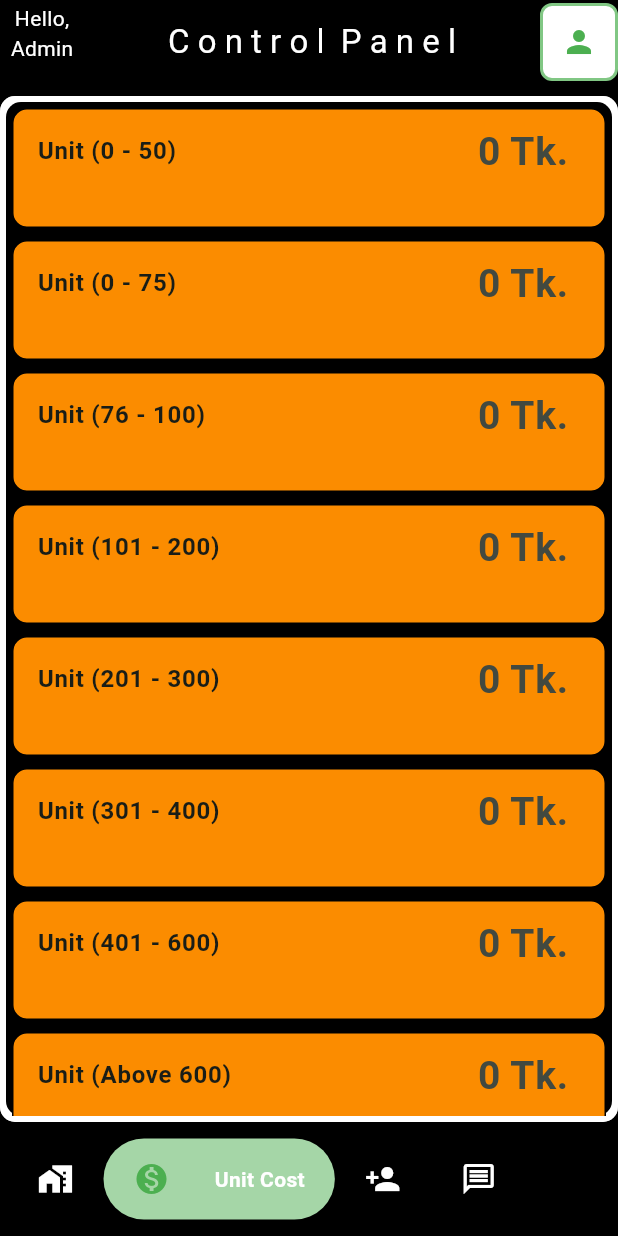
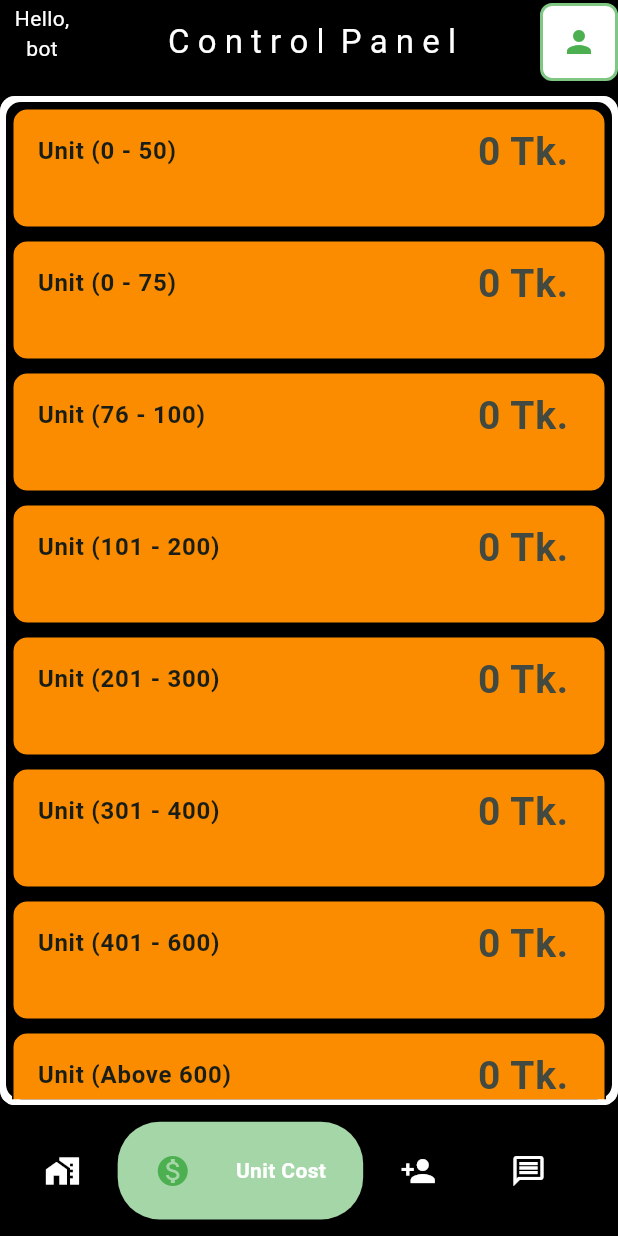
Before and after one commit to Mangoo0110/BiddyutBill, a Flutter app: the AdminHome screen opened by its route, swiped to page 2, on a phone screen of 412 x 824 dp. Run offline on Flutter 3.47's test engine with Material 2 defaults, Android fonts, the phone set to English and light mode, and no system bars; drawn by our look-alikes of google_nav_bar; our stand-ins replace fluttertoast, hive, shared_preferences; accounts and stored records are empty.

Commit message:
nothing much

```diff
--- a/lib/admin_info/adminModel.dart
+++ b/lib/admin_info/adminModel.dart
@@ -3,27 +3,31 @@ import 'dart:convert';
 class Admin{
   final String  id;
   final String email;
-  final String fullname;
+  final String password;
+  final String fullName ;
 
   Admin(
         {
         required this.id,
         required this.email,
-        required this.fullname,
+        required this.fullName,
+        required this.password
       }
       );
 
   factory Admin.fromJson(Map<String,dynamic> json) =>Admin(
       id: json["varsityID"],
+      password:  json["password"],
       email: json["email"],
-      fullname: json["fullName"],
+      fullName: json["fullName"],
   );
 
   Map<String,dynamic>toJson()=>
       {
         "varsityID" : id,
+        "password" : password,
         "email" : email,
-        "fullName" : fullname,
+        "fullName" : fullName,
       };
 
 
--- a/lib/admin_panel/admin_Dashboard.dart
+++ b/lib/admin_panel/admin_Dashboard.dart
@@ -1,71 +1,56 @@
 import 'dart:async';
-import 'dart:convert';
 
 import 'package:e_bill/admin_info/adminModel.dart';
-import 'package:e_bill/api_connection/api_connection.dart';
-import 'package:e_bill/constants/routes.dart';
-import 'package:e_bill/house_model/houseCRUDs.dart';
+import 'package:e_bill/admin_panel/houseTab/allhouseView.dart';
+import 'package:e_bill/admin_panel/unitCostTab/unitCostView.dart';
 import 'package:flutter/material.dart';
 import 'package:google_nav_bar/google_nav_bar.dart';
-import 'package:http/http.dart' as http;
-import '../house_model/house.dart';
 import 'package:e_bill/admin_info/adminPreferences.dart';
+
 class AdminHome extends StatefulWidget {
+
   const AdminHome({super.key});
 
   @override
-  State<AdminHome> createState() => _AdminHomeState();
+  State<AdminHome> createState() => AdminHomeState();
 }
 
-class _AdminHomeState extends State<AdminHome> {
+class AdminHomeState extends State<AdminHome> {
 
-  //late final Admin currentAdmin;
   final PageController _pageController = PageController();
-   int _index=0;
-   final StreamController _allHouseStreamController = StreamController.broadcast();
-   List<House>allHouses=[];
-
-   @override
-  void initState() {
-    // TODO: implement initState
-     Timer.periodic(const Duration(seconds: 1), (timer) {
-       getAllHouses();
-       //currentAdmin = getCurrentAdmin();
-     });
-     //_allHouseStreamController  = StreamController.broadcast();
-    super.initState();
-  }
+  int _index = 0;
   @override
   void dispose() {
-    // TODO: implement dispose
-    _allHouseStreamController;
     super.dispose();
   }
 
-  getCurrentAdmin() async{
-     return await CurrrentAdmin.getCurrentAdmin();
-  }
 
-   Future getAllHouses() async{
-     allHouses = await HouseStorage().fetchAllHouses();
-     _allHouseStreamController.sink.add(allHouses);
-   }
 
   @override
   Widget build(BuildContext context) {
     Size size = MediaQuery.of(context).size;
-    //String adminId = currentAdmin!.id;
-    return Scaffold(
+    String adminName = "bot";
+    return  Scaffold(
                 backgroundColor: Colors.black,
                 appBar: AppBar(
-        title: const Center(child:  Text("C o n t r o l  P a n e l",style: TextStyle(color: Colors.white),)),
+                  title: const Center(
+                      child: Text(
+                    "C o n t r o l  P a n e l",
+                    style: TextStyle(color: Colors.white),
+                  )),
                   backgroundColor: Colors.black,
                   leading: Padding(
                     padding: const EdgeInsets.all(2.0),
-          child: const Column(
+                    child: Column(
                       children: [
-              Text("Hello,",style: TextStyle(color: Colors.white),),
-              Text("Admin",style: TextStyle(color: Colors.white),),
+                        const Text(
+                          "Hello,",
+                          style: TextStyle(color: Colors.white),
+                        ),
+                        Text(
+                          adminName,
+                          style: const TextStyle(color: Colors.white),
+                        ),
                       ],
                     ),
                   ),
@@ -73,15 +58,16 @@ class _AdminHomeState extends State<AdminHome> {
                     Container(
                       decoration: BoxDecoration(
                         borderRadius: BorderRadius.circular(8),
-              border: Border.all(
-                color: Colors.green.shade300,
-                width: 2
-              ),
+                        border:
+                            Border.all(color: Colors.green.shade300, width: 2),
                         color: Colors.white,
                       ),
                       child: IconButton(
-              icon: const Icon(Icons.person,color: Colors.green,),
-             onPressed: (){},
+                        icon: const Icon(
+                          Icons.person,
+                          color: Colors.green,
+                        ),
+                        onPressed: () {},
                       ),
                     )
                   ],
@@ -91,19 +77,16 @@ class _AdminHomeState extends State<AdminHome> {
                   child: PageView.builder(
                     itemCount: 4,
                     controller: _pageController,
-          onPageChanged: (page){
+                    onPageChanged: (page) {
                       setState(() {
                         _index = page;
                       });
                     },
-          itemBuilder: (context,page){
+                    itemBuilder: (context, page) {
                       print(page);
                       return Container(
                         decoration: BoxDecoration(
-                border: Border.all(
-                  width: 4,
-                  color: Colors.white70
-                ),
+                          border: Border.all(width: 4, color: Colors.white70),
                           borderRadius: BorderRadius.circular(10),
                           color: Colors.white,
                         ),
@@ -131,17 +114,20 @@ class _AdminHomeState extends State<AdminHome> {
                           backgroundColor: Colors.transparent,
                           tabBackgroundColor: Colors.green.shade200,
                           //padding: const EdgeInsets.all(19),
-                tabBorderRadius: 28 ,
+                          tabBorderRadius: 28,
                           selectedIndex: _index,
-                textStyle: const TextStyle(fontWeight: FontWeight.bold,color: Colors.white),
-                tabs: const [
+                          textStyle: const TextStyle(
+                              fontWeight: FontWeight.bold, color: Colors.white),
+                          tabs: [
                             GButton(
                               icon: Icons.home_work,
                               text: "Houses",
                               textColor: Colors.white,
                               iconActiveColor: Colors.green,
                               iconColor: Colors.white,
-                    padding: EdgeInsets.symmetric(horizontal: 20,vertical: 15),
+                              padding: EdgeInsets.symmetric(
+                                  horizontal: size.width * .060,
+                                  vertical: size.height * 0.025),
                             ),
                             GButton(
                               icon: Icons.monetization_on,
@@ -149,27 +135,34 @@ class _AdminHomeState extends State<AdminHome> {
                               textColor: Colors.white,
                               iconActiveColor: Colors.green,
                               iconColor: Colors.white,
-                    padding: EdgeInsets.symmetric(horizontal: 20,vertical: 15),                  ),
+                              padding: EdgeInsets.symmetric(
+                                  horizontal: size.width * .060,
+                                  vertical: size.height * 0.025),
+                            ),
                             GButton(
                               icon: Icons.person_add,
                               text: "Add User",
                               textColor: Colors.white,
                               iconActiveColor: Colors.green,
                               iconColor: Colors.white,
-                    padding: EdgeInsets.symmetric(horizontal: 20,vertical: 15),                  ),
+                              padding: EdgeInsets.symmetric(
+                                  horizontal: size.width * .060,
+                                  vertical: size.height * 0.025),
+                            ),
                             GButton(
                               icon: Icons.message_outlined,
                               text: "Complains",
                               textColor: Colors.white,
                               iconActiveColor: Colors.green,
                               iconColor: Colors.white,
-                    padding: EdgeInsets.symmetric(horizontal: 20,vertical: 15),                  ),
-
+                              padding: EdgeInsets.symmetric(
+                                  horizontal: size.width * .060,
+                                  vertical: size.height * 0.025),
+                            ),
                           ],
-                onTabChange: (index){
+                          onTabChange: (index) {
                             setState(() {
                               _index = index;
-
                             });
                             _pageController.jumpToPage(index);
                           },
@@ -178,145 +171,11 @@ class _AdminHomeState extends State<AdminHome> {
                     ),
                   ),
                 ),
-
-    );
-  }
-  Widget unitCost(BuildContext context){
-  TextEditingController phase1 = TextEditingController();
-  TextEditingController phase2 = TextEditingController();
-  TextEditingController phase3 = TextEditingController();
-  TextEditingController phase4 = TextEditingController();
-  TextEditingController phase5 = TextEditingController();
-  TextEditingController phase6 = TextEditingController();
-  Size size = MediaQuery.of(context).size;
-  final labelFontHeight = size.height * 0.06;
-  final labelFontWidth = size.width * 0.05;
-  final unitPricePhases = <String>{
-    "Unit (0 - 50) ",
-    "Unit (0 - 75) ",
-    "Unit (76 - 100) ",
-    "Unit (101 - 200) ",
-    "Unit (201 - 300) ",
-    "Unit (301 - 400) ",
-    "Unit (401 - 600) ",
-    "Unit (Above 600)"
-  };
-
-  return Material(
-    borderRadius: BorderRadius.circular(10),
-    color: Colors.black,
-
-    child: ListView.builder(
-      itemCount: unitPricePhases.length,
-        itemBuilder: (context,index){
-        return Padding(
-          padding: const EdgeInsets.symmetric(vertical: 4,horizontal: 4),
-          child: Container(
-            decoration: BoxDecoration(
-              borderRadius: BorderRadius.circular(20),
-            ),
-            height: 80,
-            child: ListTile(
-              shape: RoundedRectangleBorder(
-                side: const BorderSide(width: 1),
-                borderRadius: BorderRadius.circular(10),
-              ),
-              title: Text(unitPricePhases.elementAt(index),style: const TextStyle(fontWeight: FontWeight.bold),),
-              trailing: const Text("0 Tk.",style: TextStyle(fontWeight: FontWeight.bold, fontSize: 26),),
-              tileColor: Colors.orange.shade600,
-              selectedTileColor: Colors.green,
-            ),
-          ),
-        );
-        }
-    ),
-  );
-}
-
-  Widget houseView(BuildContext context) {
-    Size size = MediaQuery
-        .of(context)
-        .size;
-    return Scaffold(
-      floatingActionButton: Container(
-        decoration: BoxDecoration(
-          borderRadius: BorderRadius.circular(15),
-          color: Colors.green.shade200,
-        ),
-        // width: size.width * 0.2,
-        // height: size.height * 0.08,
-        child: IconButton(
-          icon: const Icon(Icons.add_home_work_rounded),
-          iconSize: 50,
-          color: Colors.green,
-          onPressed: (){
-            Navigator.pushNamed(context, addHouseRoute);
-          },
-        ),
-      ),
-      body: Container(
-        decoration:  const BoxDecoration(
-            color: Colors.black87
-        ),
-        child: Padding(
-          padding: const EdgeInsets.all(4.0),
-          child: StreamBuilder(
-            stream: _allHouseStreamController.stream,
-            builder: (context,snapshot){
-              switch(snapshot.connectionState) {
-                case ConnectionState.waiting:
-                  return const Center(child:  CircularProgressIndicator(),);
-                case ConnectionState.active:
-                  if(snapshot.hasData) {
-                    final allHouses = snapshot.data as List<House>;
-                    return GridView.builder(
-                        gridDelegate: const SliverGridDelegateWithMaxCrossAxisExtent(
-                          maxCrossAxisExtent: 170,
-                          childAspectRatio: 4/3,
-                          crossAxisSpacing: 10,
-                          mainAxisSpacing: 10,
-                        ),
-                        itemCount: allHouses.length,
-                        itemBuilder:(_,index){
-                          House thisHouse = allHouses[index];
-                          var building = thisHouse.buildingName;
-                          var houseNo = thisHouse.houseNo;
-                          var assignedUserID = thisHouse.assignedUserID;
-                          return Container(
-                            decoration: BoxDecoration(
-                              borderRadius: BorderRadius.circular(12),
-                              color: (assignedUserID=="")?Colors.grey : Colors.green,
-                            ),
-                            child: Padding(
-                              padding: EdgeInsets.symmetric(vertical: 20),
-                              child: SingleChildScrollView(
-                                child: Column(
-                                  children: [
-                                    Text("Building : $building",style: const TextStyle(color: Colors.white,fontWeight: FontWeight.bold,fontSize: 12),),
-                                    Text("House No : $houseNo",style: const TextStyle(color: Colors.white,fontWeight: FontWeight.bold,fontSize: 12),),
-                                  ],
-                                ),
-                              ),
-                            ),
-                          );
-                        }
-                    );
-                  }
-                  else{
-                    return const Center(child:  CircularProgressIndicator(),);
-                  }
-                default:
-                  return const Center(child:  CircularProgressIndicator(),);
-              }
-            },
-          ),
-        ),
-      ),
-    );
-  }
+              );}
 
 
-  Widget addUser(BuildContext context){
+
+  Widget addUser(BuildContext context) {
     return Container(
       decoration: BoxDecoration(
         borderRadius: BorderRadius.circular(10),
@@ -324,7 +183,8 @@ class _AdminHomeState extends State<AdminHome> {
       ),
     );
   }
-  Widget userComplains(BuildContext context){
+
+  Widget userComplains(BuildContext context) {
     return Container(
       decoration: BoxDecoration(
         borderRadius: BorderRadius.circular(10),
@@ -332,11 +192,13 @@ class _AdminHomeState extends State<AdminHome> {
       ),
     );
   }
-  Widget chooseBot(BuildContext context, int pageIndex){
-    if(pageIndex==0)return houseView(context);
-    if(pageIndex==1) return unitCost(context);
-    if(pageIndex==2)return addUser(context);
-    else return userComplains(context);
 
+  Widget chooseBot(BuildContext context, int pageIndex) {
+    if (pageIndex == 0) return const AllHouseView();
+    if (pageIndex == 1) return const UnitCostView();
+    if (pageIndex == 2)
+      return addUser(context);
+    else
+      return userComplains(context);
   }
 }
--- a/lib/admin_panel/addHouse.dart
+++ b/lib/admin_panel/houseTab/addHouse.dart
@@ -2,7 +2,6 @@
 import 'dart:convert';
 
 import 'package:e_bill/api_connection/api_connection.dart';
-import 'package:flutter/foundation.dart';
 import 'package:flutter/material.dart';
 import 'package:fluttertoast/fluttertoast.dart';
 import 'package:http/http.dart' as http;
--- a/lib/house_model/houseCRUDs.dart
+++ b/lib/admin_panel/houseTab/house_model/houseCRUDs.dart
@@ -1,8 +1,8 @@
 
 import 'dart:convert';
 
+import 'package:e_bill/admin_panel/houseTab/house_model/house.dart';
 import 'package:e_bill/api_connection/api_connection.dart';
-import 'package:e_bill/house_model/house.dart';
 import 'package:http/http.dart' as http;
 
 class HouseStorage{
--- /dev/null
+++ b/lib/admin_panel/unitCostTab/unitCostView.dart
@@ -0,0 +1,63 @@
+import 'package:flutter/material.dart';
+
+class UnitCostView extends StatefulWidget {
+  const UnitCostView({super.key});
+
+  @override
+  State<UnitCostView> createState() => _UnitCostViewState();
+}
+
+class _UnitCostViewState extends State<UnitCostView> {
+  @override
+  Widget build(BuildContext context){
+    TextEditingController phase1 = TextEditingController();
+    TextEditingController phase2 = TextEditingController();
+    TextEditingController phase3 = TextEditingController();
+    TextEditingController phase4 = TextEditingController();
+    TextEditingController phase5 = TextEditingController();
+    TextEditingController phase6 = TextEditingController();
+    Size size = MediaQuery.of(context).size;
+    final labelFontHeight = size.height * 0.06;
+    final labelFontWidth = size.width * 0.05;
+    final unitPricePhases = <String>{
+      "Unit (0 - 50) ",
+      "Unit (0 - 75) ",
+      "Unit (76 - 100) ",
+      "Unit (101 - 200) ",
+      "Unit (201 - 300) ",
+      "Unit (301 - 400) ",
+      "Unit (401 - 600) ",
+      "Unit (Above 600)"
+    };
+
+    return Material(
+      borderRadius: BorderRadius.circular(10),
+      color: Colors.black,
+
+      child: ListView.builder(
+          itemCount: unitPricePhases.length,
+          itemBuilder: (context,index){
+            return Padding(
+              padding: const EdgeInsets.symmetric(vertical: 4,horizontal: 4),
+              child: Container(
+                decoration: BoxDecoration(
+                  borderRadius: BorderRadius.circular(20),
+                ),
+                height: 80,
+                child: ListTile(
+                  shape: RoundedRectangleBorder(
+                    side: const BorderSide(width: 1),
+                    borderRadius: BorderRadius.circular(10),
+                  ),
+                  title: Text(unitPricePhases.elementAt(index),style: const TextStyle(fontWeight: FontWeight.bold),),
+                  trailing: const Text("0 Tk.",style: TextStyle(fontWeight: FontWeight.bold, fontSize: 26),),
+                  tileColor: Colors.orange.shade600,
+                  selectedTileColor: Colors.green,
+                ),
+              ),
+            );
+          }
+      ),
+    );
+  }
+}
--- a/lib/main.dart
+++ b/lib/main.dart
@@ -1,4 +1,8 @@
-import 'package:e_bill/admin_panel/addHouse.dart';
+import 'dart:async';
+
+import 'package:e_bill/admin_info/adminModel.dart';
+import 'package:e_bill/admin_info/adminPreferences.dart';
+import 'package:e_bill/admin_panel/houseTab/addHouse.dart';
 import 'package:e_bill/admin_panel/admin_Dashboard.dart';
 import 'package:e_bill/authentication/logIn.dart';
 import 'package:e_bill/authentication/signUp.dart';
@@ -6,14 +10,24 @@ import 'package:e_bill/constants/routes.dart';
 import 'package:flutter/material.dart';
 
 void main() {
-  WidgetsFlutterBinding.ensureInitialized();
+   WidgetsFlutterBinding.ensureInitialized();
   runApp(const MyApp());
 }
 
-class MyApp extends StatelessWidget {
+class MyApp extends StatefulWidget {
   const MyApp({super.key});
+  @override
+  State<MyApp> createState() => _MyAppState();
+}
 
+class _MyAppState extends State<MyApp> {
   // This widget is the root of your application.
+
+
+  bool adminExist = false;
+  String adId = '';
+  Admin? thisAdmin;
+
   @override
   Widget build(BuildContext context) {
     return MaterialApp(
@@ -23,18 +37,16 @@ class MyApp extends StatelessWidget {
         colorScheme: ColorScheme.fromSeed(seedColor: Colors.green),
         useMaterial3: true,
       ),
-      home: FutureBuilder(
-          builder: (context,dataSnapshot){
-            return const logIn();
-          }
-      ),
+      home: const LogIn(),
       routes: {
         adminDashboardRoute:(context) => const AdminHome(),
         addHouseRoute: (context) => const AddHouse(),
+        loginRoute: (context) =>const AdminHome(),
       },
     );
   }
 }
+
 
 // class HomePage extends StatelessWidget {
 //   const HomePage({super.key});
--- a/pubspec.yaml
+++ b/pubspec.yaml
@@ -39,6 +39,7 @@ dependencies:
   http: ^1.1.0
   fluttertoast: ^8.2.2
   shared_preferences: ^2.2.0
+  hive: ^2.2.3
 
 dev_dependencies:
   flutter_test:
```
Also changed, not shown: lib/admin_info/adminPreferences.dart (+32 -9 lines), lib/admin_panel/houseTab/allhouseView.dart (added, +118 -0 lines), lib/authentication/logIn.dart (+17 -4 lines), lib/admin_panel/houseTab/house_model/house.dart (renamed from lib/house_model/house.dart), pubspec.lock, 3 other files. Lines whose indentation alone changed are shown as unchanged.
